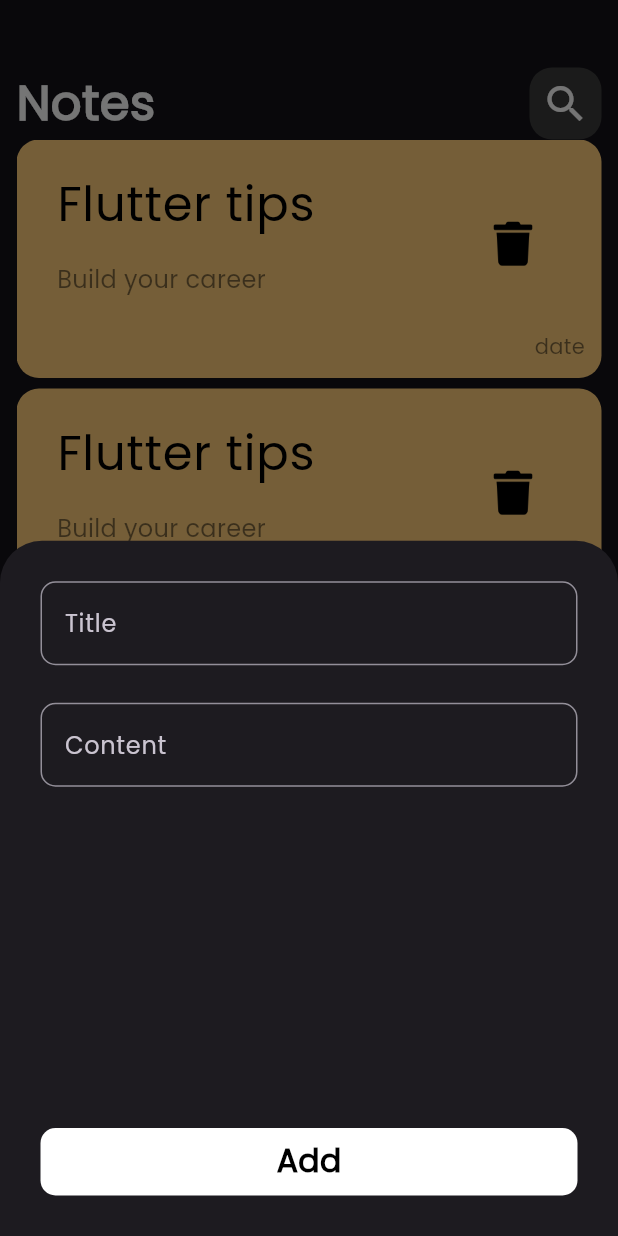
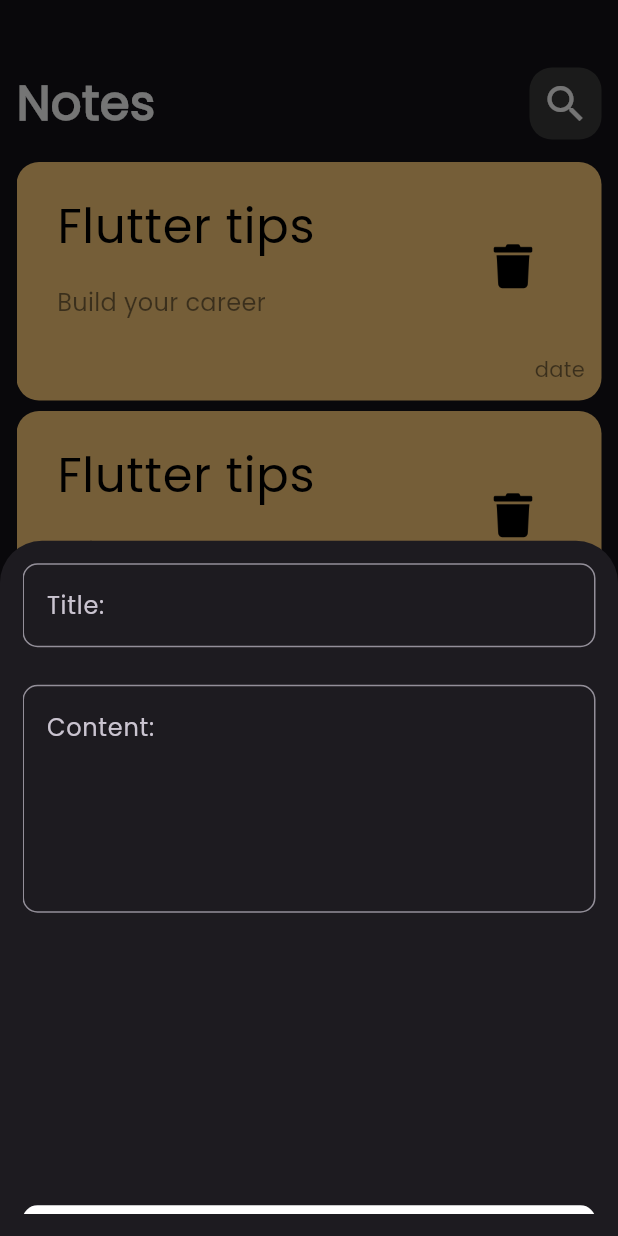
Before and after one commit to Muhammadkhiry/notes_app, a Flutter app: the screen it shows after launch, after a tap on the "add" icon, on a phone screen of 412 x 824 dp. Run offline on Flutter 3.47's test engine with Material 3 defaults, Android fonts, the light colour scheme and no system bars.

Commit message:
create (edit note view, edit note body)widgets, refactoring the custom app bar

```diff
--- a/lib/widgets/add_new_note.dart
+++ b/lib/widgets/add_new_note.dart
@@ -6,9 +6,8 @@
   @override
   Widget build(BuildContext context) {
     return Padding(
-      padding: const EdgeInsets.all(11.0),
-      child: Container(
-        padding: const EdgeInsets.all(16),
+      padding: const EdgeInsets.all(15.0),
+      child: SingleChildScrollView(
         child: Column(
           mainAxisAlignment: MainAxisAlignment.spaceBetween,
           children: [
@@ -19,22 +18,38 @@
                     border: OutlineInputBorder(
                       borderRadius: BorderRadius.circular(10),
                     ),
-                    hintText: "Title",
+                    hintText: "Title:",
+                    focusedBorder: OutlineInputBorder(
+                      borderSide: BorderSide(color: Colors.white),
+                    ),
+                    disabledBorder: OutlineInputBorder(
+                      borderSide: BorderSide(color: Colors.white),
+                    ),
                   ),
                 ),
                 SizedBox(height: 25),
                 TextField(
+                  maxLines: 5,
                   decoration: InputDecoration(
                     border: OutlineInputBorder(
                       borderRadius: BorderRadius.circular(10),
                     ),
-                    hintText: "Content",
+                    hintText: "Content:",
+                    focusedBorder: OutlineInputBorder(
+                      borderSide: BorderSide(color: Colors.white),
+                    ),
+                    disabledBorder: OutlineInputBorder(
+                      borderSide: BorderSide(color: Colors.white),
+                    ),
                   ),
                 ),
               ],
             ),
+            SizedBox(height: 195),
             GestureDetector(
-              onTap: () {},
+              onTap: () {
+
+              },
               child: Container(
                 width: double.infinity,
                 height: 45,
@@ -54,6 +69,7 @@
                 ),
               ),
             ),
+            SizedBox(height: 9),
           ],
         ),
       ),
--- a/lib/widgets/custom_app_bar.dart
+++ b/lib/widgets/custom_app_bar.dart
@@ -1,21 +1,23 @@
 import 'package:flutter/material.dart';
 
 class CustomAppBar extends StatelessWidget {
-  const CustomAppBar({super.key});
-
+  const CustomAppBar({super.key, required this.title, required this.icon});
+  final String title;
+  final IconData icon;
   @override
   Widget build(BuildContext context) {
     return Row(
       mainAxisAlignment: MainAxisAlignment.spaceBetween,
       children: [
         Text(
-          "Notes",
+          title,
           style: TextStyle(
             fontWeight: FontWeight.bold,
             fontSize: 32,
             color: Colors.white,
           ),
         ),
+        SizedBox(width: 215),
         Container(
           decoration: BoxDecoration(
             color: Color(0xff3B3B3B),
@@ -23,7 +25,7 @@
           ),
           child: IconButton(
             onPressed: () {},
-            icon: Icon(Icons.search),
+            icon: Icon(icon),
             iconSize: 32,
             color: Colors.white,
           ),
--- a/lib/widgets/note_item.dart
+++ b/lib/widgets/note_item.dart
@@ -1,11 +1,22 @@
 import 'package:flutter/material.dart';
+import 'package:note_app/views/edit_note_view.dart';
 
 class NoteItem extends StatelessWidget {
   const NoteItem({super.key});
 
   @override
   Widget build(BuildContext context) {
-    return Padding(
+    return GestureDetector(
+      onTap: () {
+        Navigator.of(context).push(
+          MaterialPageRoute(
+            builder: (context) {
+              return EditNoteView();
+            },
+          ),
+        );
+      },
+      child: Padding(
         padding: const EdgeInsets.only(bottom: 7),
         child: Container(
           padding: EdgeInsets.all(11),
@@ -54,6 +65,7 @@
             ],
           ),
         ),
+      ),
     );
   }
 }
--- a/lib/widgets/notes_list_view.dart
+++ b/lib/widgets/notes_list_view.dart
@@ -6,11 +6,15 @@
 
   @override
   Widget build(BuildContext context) {
-    return ListView.builder(
-      itemCount: 11,
-      itemBuilder: (BuildContext context, int index) {
-        return NoteItem();
-      },
+    return Padding(
+      padding: const EdgeInsets.symmetric(vertical: 15.0),
+      child: ListView.builder(
+        padding: EdgeInsets.zero,
+        itemCount: 11,
+        itemBuilder: (BuildContext context, int index) {
+          return NoteItem();
+        },
+      ),
     );
   }
 }
--- a/lib/widgets/notes_view_body.dart
+++ b/lib/widgets/notes_view_body.dart
@@ -12,7 +12,7 @@
       child: Column(
         children: [
           SizedBox(height: 45),
-          CustomAppBar(),
+          CustomAppBar(title: 'Notes', icon: Icons.search),
           Expanded(child: NotesListView()),
         ],
       ),
```
Also changed, not shown: lib/views/edit_note_view.dart (added, +33 -0 lines), lib/widgets/edit_note_body.dart (added, +14 -0 lines). Lines whose indentation alone changed are shown as unchanged.
